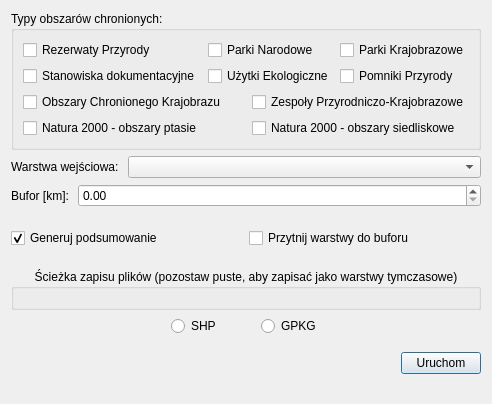
Qt form obszary_chronione_dialog_base.ui (jankiewiczg/PyQGIS-Obszary-Chronione) before a commit.
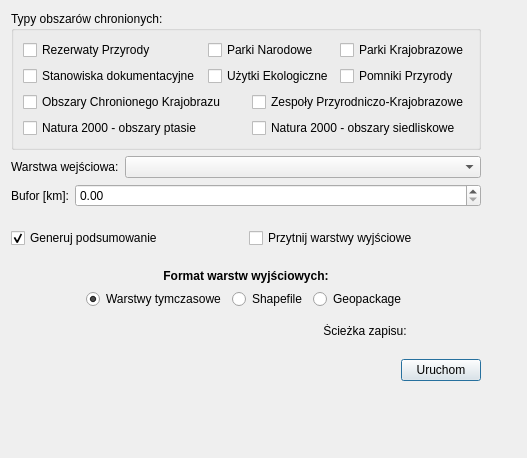
The same form after that commit. Custom widgets are drawn as their Qt base class.

The edit to the form file:
```diff
--- a/obszary_chronione_dialog_base.ui
+++ b/obszary_chronione_dialog_base.ui
@@ -6,8 +6,8 @@
    <rect>
     <x>0</x>
     <y>0</y>
-    <width>444</width>
-    <height>404</height>
+    <width>527</width>
+    <height>458</height>
    </rect>
   </property>
   <property name="minimumSize">
@@ -20,6 +20,30 @@
    <string>Pobierz Obszary Chronione</string>
   </property>
   <layout class="QGridLayout" name="gridLayout_2">
+   <item row="2" column="0" colspan="2">
+    <layout class="QFormLayout" name="formLayout_2">
+     <item row="0" column="0">
+      <widget class="QLabel" name="label_2">
+       <property name="maximumSize">
+        <size>
+         <width>16777215</width>
+         <height>16777215</height>
+        </size>
+       </property>
+       <property name="text">
+        <string>Bufor [km]:</string>
+       </property>
+      </widget>
+     </item>
+     <item row="0" column="1">
+      <widget class="QDoubleSpinBox" name="spin_bufor">
+       <property name="maximum">
+        <double>9999.989999999999782</double>
+       </property>
+      </widget>
+     </item>
+    </layout>
+   </item>
    <item row="0" column="0" colspan="2">
     <widget class="QGroupBox" name="groupbox_obszary_chronione">
      <property name="title">
@@ -102,13 +126,89 @@
      </layout>
     </widget>
    </item>
+   <item row="7" column="1">
+    <widget class="QWidget" name="widget_folder" native="true">
+     <layout class="QVBoxLayout" name="verticalLayout_2">
+      <item>
+       <widget class="QLabel" name="label_4">
+        <property name="text">
+         <string>Ścieżka zapisu:</string>
+        </property>
+        <property name="alignment">
+         <set>Qt::AlignCenter</set>
+        </property>
+       </widget>
+      </item>
+      <item>
+       <widget class="QgsFileWidget" name="filewidget_folder">
+        <property name="storageMode">
+         <enum>QgsFileWidget::GetDirectory</enum>
+        </property>
+       </widget>
+      </item>
+     </layout>
+    </widget>
+   </item>
+   <item row="9" column="0" colspan="2">
+    <spacer name="verticalSpacer">
+     <property name="orientation">
+      <enum>Qt::Vertical</enum>
+     </property>
+     <property name="sizeHint" stdset="0">
+      <size>
+       <width>20</width>
+       <height>5</height>
+      </size>
+     </property>
+    </spacer>
+   </item>
+   <item row="3" column="0">
+    <spacer name="verticalSpacer_3">
+     <property name="orientation">
+      <enum>Qt::Vertical</enum>
+     </property>
+     <property name="sizeType">
+      <enum>QSizePolicy::Minimum</enum>
+     </property>
+     <property name="sizeHint" stdset="0">
+      <size>
+       <width>20</width>
+       <height>15</height>
+      </size>
+     </property>
+    </spacer>
+   </item>
+   <item row="8" column="0" colspan="2">
+    <layout class="QHBoxLayout" name="horizontalLayout_7">
+     <item>
+      <spacer name="horizontalSpacer">
+       <property name="orientation">
+        <enum>Qt::Horizontal</enum>
+       </property>
+       <property name="sizeHint" stdset="0">
+        <size>
+         <width>40</width>
+         <height>20</height>
+        </size>
+       </property>
+      </spacer>
+     </item>
+     <item>
+      <widget class="QPushButton" name="push_uruchom">
+       <property name="text">
+        <string>Uruchom</string>
+       </property>
+      </widget>
+     </item>
+    </layout>
+   </item>
    <item row="1" column="0" colspan="2">
-    <layout class="QHBoxLayout" name="horizontalLayout">
-     <item>
+    <layout class="QFormLayout" name="formLayout">
+     <item row="0" column="0">
       <widget class="QLabel" name="label">
        <property name="maximumSize">
         <size>
-         <width>111</width>
+         <width>16777215</width>
          <height>16777215</height>
         </size>
        </property>
@@ -117,31 +217,14 @@
        </property>
       </widget>
      </item>
-     <item>
-      <widget class="QgsMapLayerComboBox" name="combo_warstwa_wejsciowa"/>
-     </item>
-    </layout>
-   </item>
-   <item row="2" column="0" colspan="2">
-    <layout class="QHBoxLayout" name="horizontalLayout_5">
-     <item>
-      <widget class="QLabel" name="label_2">
+     <item row="0" column="1">
+      <widget class="QgsMapLayerComboBox" name="combo_warstwa_wejsciowa">
        <property name="maximumSize">
         <size>
-         <width>61</width>
+         <width>16777215</width>
          <height>16777215</height>
         </size>
        </property>
-       <property name="text">
-        <string>Bufor [km]:</string>
-       </property>
-      </widget>
-     </item>
-     <item>
-      <widget class="QDoubleSpinBox" name="spin_bufor">
-       <property name="maximum">
-        <double>9999.989999999999782</double>
-       </property>
       </widget>
      </item>
     </layout>
@@ -162,27 +245,6 @@
      </property>
     </spacer>
    </item>
-   <item row="4" column="0" colspan="2">
-    <layout class="QHBoxLayout" name="horizontalLayout_6">
-     <item>
-      <widget class="QCheckBox" name="check_generuj_podsumowanie">
-       <property name="text">
-        <string>Generuj podsumowanie</string>
-       </property>
-       <property name="checked">
-        <bool>true</bool>
-       </property>
-      </widget>
-     </item>
-     <item>
-      <widget class="QCheckBox" name="check_przytnij">
-       <property name="text">
-        <string>Przytnij warstwy do buforu</string>
-       </property>
-      </widget>
-     </item>
-    </layout>
-   </item>
    <item row="4" column="2">
     <spacer name="horizontalSpacer_2">
      <property name="orientation">
@@ -213,48 +275,55 @@
     </spacer>
    </item>
    <item row="6" column="0" colspan="2">
-    <widget class="QGroupBox" name="groupBox">
-     <property name="title">
-      <string>Ścieżka zapisu plików (pozostaw puste, aby zapisać jako warstwy tymczasowe)</string>
-     </property>
-     <property name="alignment">
-      <set>Qt::AlignHCenter|Qt::AlignTop</set>
-     </property>
-     <layout class="QVBoxLayout" name="verticalLayout_2">
-      <item>
-       <widget class="QgsFileWidget" name="filewidget_folder">
-        <property name="storageMode">
-         <enum>QgsFileWidget::GetDirectory</enum>
-        </property>
-       </widget>
-      </item>
-     </layout>
-    </widget>
-   </item>
-   <item row="7" column="0" colspan="2">
-    <layout class="QHBoxLayout" name="horizontalLayout_10">
+    <layout class="QVBoxLayout" name="verticalLayout">
      <item>
-      <spacer name="horizontalSpacer_5">
-       <property name="orientation">
-        <enum>Qt::Horizontal</enum>
+      <widget class="QLabel" name="label_3">
+       <property name="font">
+        <font>
+         <weight>75</weight>
+         <bold>true</bold>
+        </font>
        </property>
-       <property name="sizeHint" stdset="0">
-        <size>
-         <width>108</width>
-         <height>17</height>
-        </size>
+       <property name="text">
+        <string>Format warstw wyjściowych:</string>
        </property>
-      </spacer>
+       <property name="alignment">
+        <set>Qt::AlignHCenter|Qt::AlignTop</set>
+       </property>
+      </widget>
      </item>
      <item>
-      <layout class="QHBoxLayout" name="horizontalLayout_8">
-       <property name="spacing">
-        <number>40</number>
-       </property>
+      <layout class="QHBoxLayout" name="horizontalLayout">
+       <item>
+        <spacer name="horizontalSpacer_5">
+         <property name="orientation">
+          <enum>Qt::Horizontal</enum>
+         </property>
+         <property name="sizeHint" stdset="0">
+          <size>
+           <width>28</width>
+           <height>17</height>
+          </size>
+         </property>
+        </spacer>
+       </item>
+       <item>
+        <widget class="QRadioButton" name="radio_tymczas">
+         <property name="text">
+          <string>Warstwy tymczasowe</string>
+         </property>
+         <property name="checked">
+          <bool>true</bool>
+         </property>
+         <property name="autoExclusive">
+          <bool>true</bool>
+         </property>
+        </widget>
+       </item>
        <item>
         <widget class="QRadioButton" name="radio_shp">
          <property name="text">
-          <string>SHP</string>
+          <string>Shapefile</string>
          </property>
          <property name="checked">
           <bool>false</bool>
@@ -267,83 +336,51 @@
        <item>
         <widget class="QRadioButton" name="radio_gpkg">
          <property name="text">
-          <string>GPKG</string>
+          <string>Geopackage</string>
          </property>
          <property name="autoExclusive">
           <bool>false</bool>
          </property>
         </widget>
        </item>
+       <item>
+        <spacer name="horizontalSpacer_4">
+         <property name="orientation">
+          <enum>Qt::Horizontal</enum>
+         </property>
+         <property name="sizeHint" stdset="0">
+          <size>
+           <width>28</width>
+           <height>17</height>
+          </size>
+         </property>
+        </spacer>
+       </item>
       </layout>
      </item>
-     <item>
-      <spacer name="horizontalSpacer_4">
-       <property name="orientation">
-        <enum>Qt::Horizontal</enum>
-       </property>
-       <property name="sizeHint" stdset="0">
-        <size>
-         <width>108</width>
-         <height>17</height>
-        </size>
-       </property>
-      </spacer>
-     </item>
     </layout>
    </item>
-   <item row="8" column="0">
-    <spacer name="verticalSpacer_4">
-     <property name="orientation">
-      <enum>Qt::Vertical</enum>
-     </property>
-     <property name="sizeType">
-      <enum>QSizePolicy::Minimum</enum>
-     </property>
-     <property name="sizeHint" stdset="0">
-      <size>
-       <width>20</width>
-       <height>10</height>
-      </size>
-     </property>
-    </spacer>
-   </item>
-   <item row="9" column="0" colspan="2">
-    <layout class="QHBoxLayout" name="horizontalLayout_7">
+   <item row="4" column="0" colspan="2">
+    <layout class="QHBoxLayout" name="horizontalLayout_6">
      <item>
-      <spacer name="horizontalSpacer">
-       <property name="orientation">
-        <enum>Qt::Horizontal</enum>
+      <widget class="QCheckBox" name="check_generuj_podsumowanie">
+       <property name="text">
+        <string>Generuj podsumowanie</string>
        </property>
-       <property name="sizeHint" stdset="0">
-        <size>
-         <width>40</width>
-         <height>20</height>
-        </size>
+       <property name="checked">
+        <bool>true</bool>
        </property>
-      </spacer>
+      </widget>
      </item>
      <item>
-      <widget class="QPushButton" name="push_uruchom">
+      <widget class="QCheckBox" name="check_przytnij">
        <property name="text">
-        <string>Uruchom</string>
+        <string>Przytnij warstwy wyjściowe</string>
        </property>
       </widget>
      </item>
     </layout>
    </item>
-   <item row="10" column="1">
-    <spacer name="verticalSpacer">
-     <property name="orientation">
-      <enum>Qt::Vertical</enum>
-     </property>
-     <property name="sizeHint" stdset="0">
-      <size>
-       <width>20</width>
-       <height>23</height>
-      </size>
-     </property>
-    </spacer>
-   </item>
   </layout>
  </widget>
  <customwidgets>
```
Left out of the diff: 24 changed lines with no effect on the pictures.
